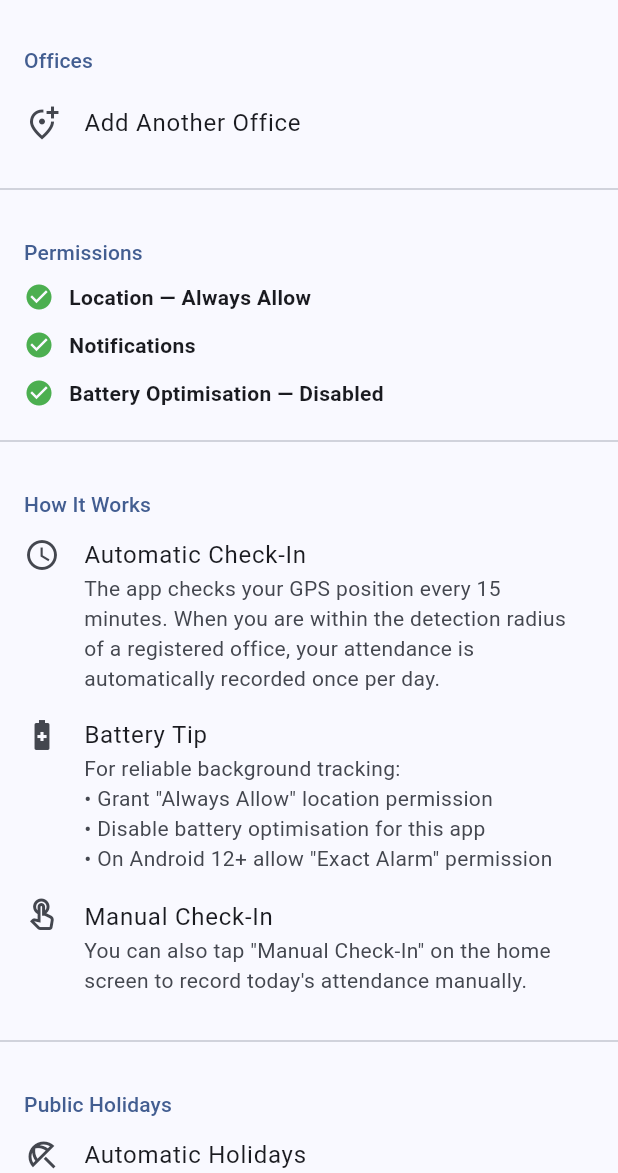
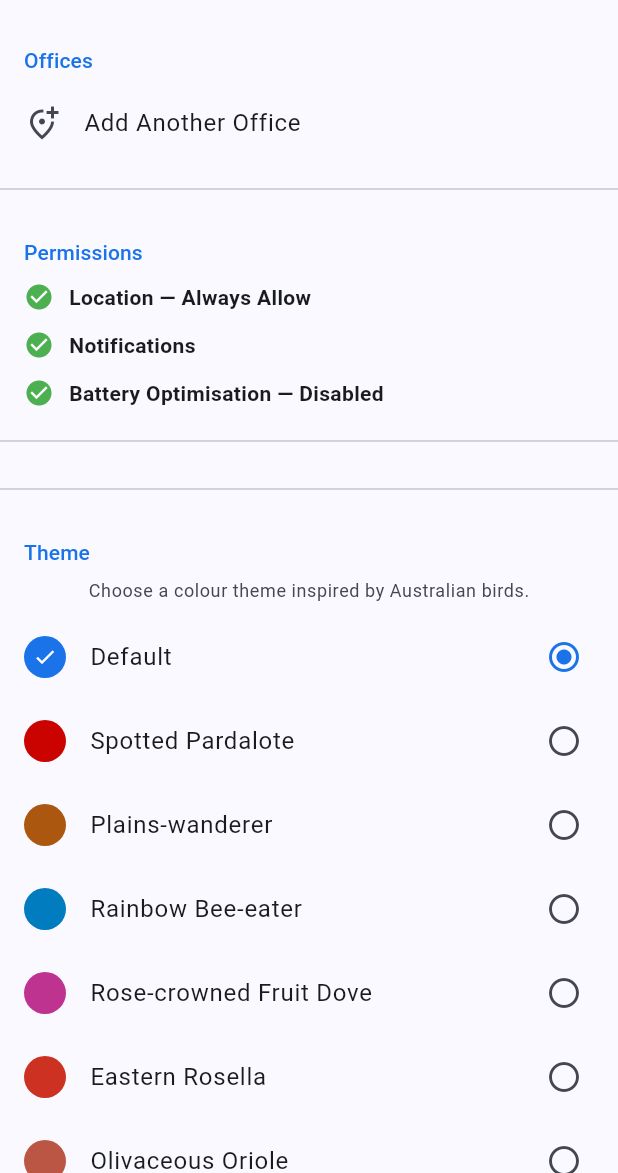
Before and after one commit to ryandam9/attendance-register, a Flutter app: the screen it shows after launch, after a tap on the "settings" icon, on a phone screen of 412 x 824 dp, the part 63-1236 px from its top. Run offline on Flutter 3.47's test engine with Material 3 defaults, Android fonts, the phone set to English and light mode, and no system bars; our stand-ins replace flutter_local_notifications, flutter_riverpod, geocoding, geolocator, permission_handler, sqflite and 1 more; missing offline and left inert: workmanager; accounts and stored records are empty; statements that could not run were skipped.

Commit message:
Use feathers color theme;

```diff
--- a/lib/main.dart
+++ b/lib/main.dart
@@ -2,6 +2,7 @@ import 'package:flutter/material.dart';
 import 'package:flutter_riverpod/flutter_riverpod.dart';
 import 'package:workmanager/workmanager.dart';
 
+import 'providers/settings_provider.dart';
 import 'screens/home_screen.dart';
 import 'services/database_service.dart';
 import 'services/location_service.dart';
@@ -40,27 +41,17 @@ void main() async {
   runApp(const ProviderScope(child: AttendanceApp()));
 }
 
-class AttendanceApp extends StatelessWidget {
+class AttendanceApp extends ConsumerWidget {
   const AttendanceApp({super.key});
 
   @override
-  Widget build(BuildContext context) {
+  Widget build(BuildContext context, WidgetRef ref) {
+    final theme = ref.watch(settingsProvider).theme;
     return MaterialApp(
       title: 'Office Attendance',
       debugShowCheckedModeBanner: false,
-      theme: ThemeData(
-        colorScheme: ColorScheme.fromSeed(seedColor: const Color(0xFF1A73E8)),
-        useMaterial3: true,
-        appBarTheme: const AppBarTheme(centerTitle: true, elevation: 0),
-      ),
-      darkTheme: ThemeData(
-        colorScheme: ColorScheme.fromSeed(
-          seedColor: const Color(0xFF1A73E8),
-          brightness: Brightness.dark,
-        ),
-        useMaterial3: true,
-        appBarTheme: const AppBarTheme(centerTitle: true, elevation: 0),
-      ),
+      theme: theme.themeData(Brightness.light),
+      darkTheme: theme.themeData(Brightness.dark),
       themeMode: ThemeMode.system,
       home: const HomeScreen(),
     );
--- a/lib/providers/settings_provider.dart
+++ b/lib/providers/settings_provider.dart
@@ -2,40 +2,50 @@ import 'package:flutter_riverpod/flutter_riverpod.dart';
 
 import '../models/report_period.dart';
 import '../services/database_service.dart';
+import '../themes/bird_themes.dart';
 
-/// Persisted app preferences. Currently just the financial-year start used by
-/// the Explain report, stored in the `app_settings` key/value table so it
-/// survives restarts.
+/// Persisted app preferences.
 class SettingsState {
   final FinancialYearStart financialYearStart;
+  final String themeId;
   final bool loaded;
 
   const SettingsState({
     this.financialYearStart = FinancialYearStart.january,
+    this.themeId = 'default',
     this.loaded = false,
   });
 
-  SettingsState copyWith({FinancialYearStart? financialYearStart, bool? loaded}) =>
+  SettingsState copyWith({
+    FinancialYearStart? financialYearStart,
+    String? themeId,
+    bool? loaded,
+  }) =>
       SettingsState(
         financialYearStart: financialYearStart ?? this.financialYearStart,
+        themeId: themeId ?? this.themeId,
         loaded: loaded ?? this.loaded,
       );
+
+  BirdTheme get theme => birdThemeById(themeId);
 }
 
 class SettingsNotifier extends Notifier<SettingsState> {
   static const _fyStartKey = 'financial_year_start';
+  static const _themeKey = 'theme_id';
 
   @override
   SettingsState build() {
-    // Kick off the async load; until it returns we serve the default.
     _load();
     return const SettingsState();
   }
 
   Future<void> _load() async {
-    final stored = await DatabaseService.instance.getSetting(_fyStartKey);
+    final fyStart = await DatabaseService.instance.getSetting(_fyStartKey);
+    final themeId = await DatabaseService.instance.getSetting(_themeKey);
     state = SettingsState(
-      financialYearStart: FinancialYearStart.fromName(stored),
+      financialYearStart: FinancialYearStart.fromName(fyStart),
+      themeId: themeId ?? 'default',
       loaded: true,
     );
   }
@@ -44,6 +54,11 @@ class SettingsNotifier extends Notifier<SettingsState> {
     state = state.copyWith(financialYearStart: value, loaded: true);
     await DatabaseService.instance.setSetting(_fyStartKey, value.name);
   }
+
+  Future<void> setThemeId(String id) async {
+    state = state.copyWith(themeId: id, loaded: true);
+    await DatabaseService.instance.setSetting(_themeKey, id);
+  }
 }
 
 final settingsProvider =
--- a/lib/screens/settings_screen.dart
+++ b/lib/screens/settings_screen.dart
@@ -7,10 +7,12 @@ import 'package:permission_handler/permission_handler.dart';
 import '../models/office_location.dart';
 import '../providers/attendance_provider.dart';
 import '../providers/office_provider.dart';
+import '../providers/settings_provider.dart';
 import '../providers/special_day_provider.dart';
 import '../services/app_settings_service.dart';
 import '../services/database_service.dart';
 import '../services/holiday_service.dart';
+import '../themes/bird_themes.dart';
 import 'setup_screen.dart';
 
 class SettingsScreen extends ConsumerWidget {
@@ -49,6 +51,13 @@ class SettingsScreen extends ConsumerWidget {
 
           const _SectionLabel('Permissions'),
           const _PermissionsSection(),
+
+          const Divider(height: 32),
+
+          const Divider(height: 32),
+
+          const _SectionLabel('Theme'),
+          const _ThemePicker(),
 
           const Divider(height: 32),
 
@@ -392,6 +401,48 @@ class _PermRow extends StatelessWidget {
   }
 }
 
+// ── Theme picker ─────────────────────────────────────────────────────────────
+
+class _ThemePicker extends ConsumerWidget {
+  const _ThemePicker();
+
+  @override
+  Widget build(BuildContext context, WidgetRef ref) {
+    final currentId = ref.watch(settingsProvider).themeId;
+    final notifier = ref.read(settingsProvider.notifier);
+    final cs = Theme.of(context).colorScheme;
+
+    return Column(
+      children: [
+        Padding(
+          padding: const EdgeInsets.fromLTRB(16, 4, 16, 8),
+          child: Text(
+            'Choose a colour theme inspired by Australian birds.',
+            style: Theme.of(context).textTheme.bodySmall?.copyWith(
+              color: cs.onSurfaceVariant,
+            ),
+          ),
+        ),
+        for (final theme in birdThemes)
+          ListTile(
+            leading: CircleAvatar(
+              backgroundColor: theme.primary,
+              radius: 14,
+              child: currentId == theme.id
+                  ? Icon(Icons.check, size: 16, color: theme.primary.computeLuminance() > 0.5 ? Colors.black : Colors.white)
+                  : null,
+            ),
+            title: Text(theme.name),
+            trailing: currentId == theme.id
+                ? Icon(Icons.radio_button_checked, color: cs.primary)
+                : const Icon(Icons.radio_button_unchecked),
+            onTap: () => notifier.setThemeId(theme.id),
+          ),
+      ],
+    );
+  }
+}
+
 // ─────────────────────────────────────────────────────────────────────────────
 
 class _OfficeTile extends StatelessWidget {
--- /dev/null
+++ b/lib/themes/bird_themes.dart
@@ -0,0 +1,128 @@
+import 'package:flutter/material.dart';
+
+class BirdTheme {
+  final String id;
+  final String name;
+  final Color primary;
+  final Color secondary;
+  final Color tertiary;
+
+  const BirdTheme({
+    required this.id,
+    required this.name,
+    required this.primary,
+    required this.secondary,
+    required this.tertiary,
+  });
+
+  ThemeData themeData(Brightness brightness) => ThemeData(
+    colorScheme: ColorScheme.fromSeed(
+      seedColor: primary,
+      primary: primary,
+      secondary: secondary,
+      tertiary: tertiary,
+      brightness: brightness,
+    ),
+    useMaterial3: true,
+    appBarTheme: const AppBarTheme(centerTitle: true, elevation: 0),
+  );
+}
+
+/// Australian bird colour palettes by Feathers.
+/// Each maps 3 key colours to primary / secondary / tertiary roles.
+const birdThemes = [
+  BirdTheme(
+    id: 'default',
+    name: 'Default',
+    primary: Color(0xFF1A73E8),
+    secondary: Color(0xFF5F6368),
+    tertiary: Color(0xFF34A853),
+  ),
+  BirdTheme(
+    id: 'spotted_pardalote',
+    name: 'Spotted Pardalote',
+    primary: Color(0xFFcb0300),
+    secondary: Color(0xFFfeca00),
+    tertiary: Color(0xFFd36328),
+  ),
+  BirdTheme(
+    id: 'plains_wanderer',
+    name: 'Plains-wanderer',
+    primary: Color(0xFFac570f),
+    secondary: Color(0xFFe7aa01),
+    tertiary: Color(0xFFd09a5e),
+  ),
+  BirdTheme(
+    id: 'bee_eater',
+    name: 'Rainbow Bee-eater',
+    primary: Color(0xFF007CBF),
+    secondary: Color(0xFFEDD03E),
+    tertiary: Color(0xFF6D8600),
+  ),
+  BirdTheme(
+    id: 'rose_crowned_fruit_dove',
+    name: 'Rose-crowned Fruit Dove',
+    primary: Color(0xFFBD338F),
+    secondary: Color(0xFFEB8252),
+    tertiary: Color(0xFF8FA33F),
+  ),
+  BirdTheme(
+    id: 'eastern_rosella',
+    name: 'Eastern Rosella',
+    primary: Color(0xFFcd3122),
+    secondary: Color(0xFFf4c623),
+    tertiary: Color(0xFF2f7ab9),
+  ),
+  BirdTheme(
+    id: 'oriole',
+    name: 'Olivaceous Oriole',
+    primary: Color(0xFFbb5645),
+    secondary: Color(0xFFa29eb8),
+    tertiary: Color(0xFFb8a53f),
+  ),
+  BirdTheme(
+    id: 'princess_parrot',
+    name: 'Princess Parrot',
+    primary: Color(0xFF7090c9),
+    secondary: Color(0xFF6eb245),
+    tertiary: Color(0xFFcf2236),
+  ),
+  BirdTheme(
+    id: 'superb_fairy_wren',
+    name: 'Superb Fairy-wren',
+    primary: Color(0xFFB03F05),
+    secondary: Color(0xFFAA7853),
+    tertiary: Color(0xFF4F3321),
+  ),
+  BirdTheme(
+    id: 'cassowary',
+    name: 'Cassowary',
+    primary: Color(0xFF0169C4),
+    secondary: Color(0xFFBDA14D),
+    tertiary: Color(0xFFD5114E),
+  ),
+  BirdTheme(
+    id: 'yellow_robin',
+    name: 'Eastern Yellow Robin',
+    primary: Color(0xFFE19E00),
+    secondary: Color(0xFF979EB9),
+    tertiary: Color(0xFF85773A),
+  ),
+  BirdTheme(
+    id: 'galah',
+    name: 'Galah',
+    primary: Color(0xFFD05478),
+    secondary: Color(0xFFAAB9CC),
+    tertiary: Color(0xFFE9A7BB),
+  ),
+  BirdTheme(
+    id: 'blue_winged_kookaburra',
+    name: 'Blue-winged Kookaburra',
+    primary: Color(0xFF0b7595),
+    secondary: Color(0xFFc45829),
+    tertiary: Color(0xFF725f77),
+  ),
+];
+
+BirdTheme birdThemeById(String id) =>
+    birdThemes.firstWhere((t) => t.id == id, orElse: () => birdThemes.first);
```
